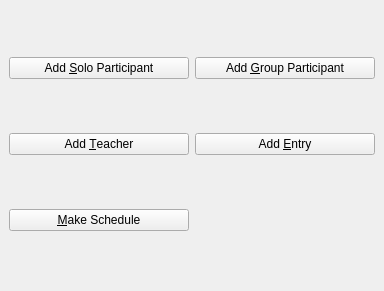
Before: the Qt Designer form Forms/ui_mainwindow.ui in diana134/afs, drawn with Qt 5.
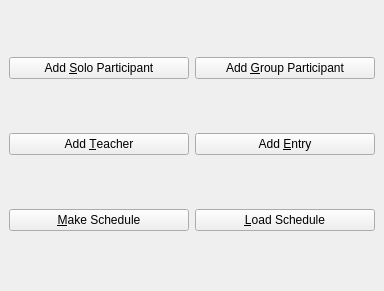
After: the same form once the commit is applied.

Commit message: Schedule can be saved and loaded

What changed in the file:
```diff
--- a/Forms/ui_mainwindow.ui
+++ b/Forms/ui_mainwindow.ui
@@ -53,6 +53,13 @@
       </property>
      </widget>
     </item>
+    <item row="2" column="1">
+     <widget class="QPushButton" name="loadScheduleBtn">
+      <property name="text">
+       <string>&amp;Load Schedule</string>
+      </property>
+     </widget>
+    </item>
    </layout>
   </widget>
  </widget>
```
The commit also changes 6 other files.
